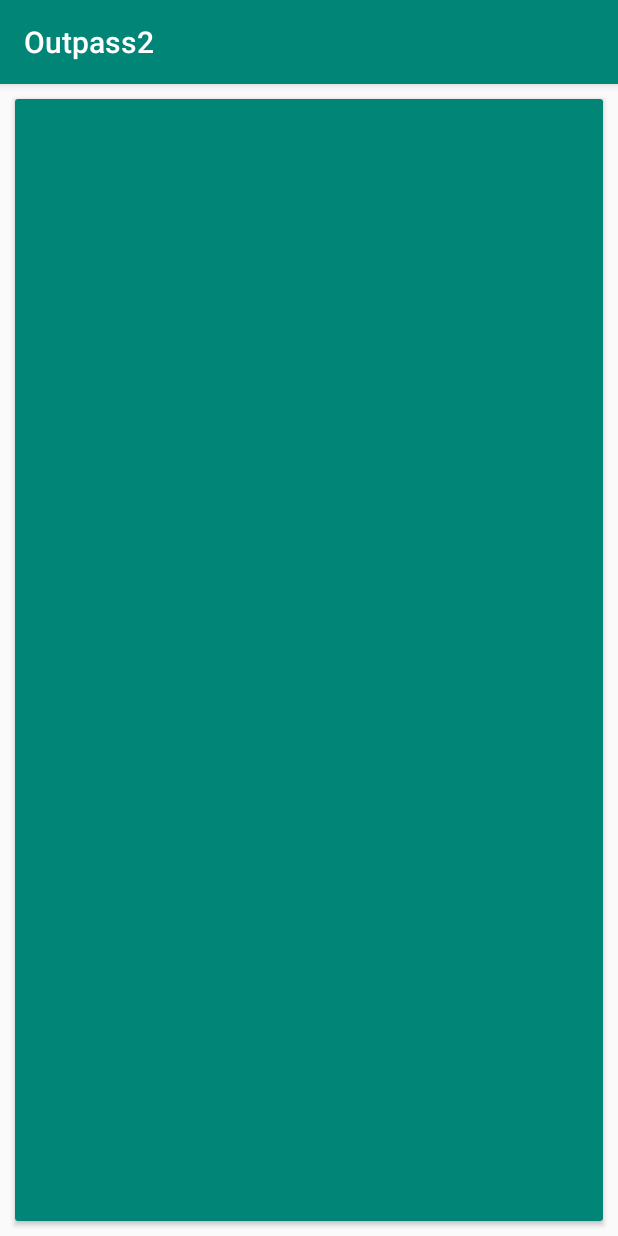
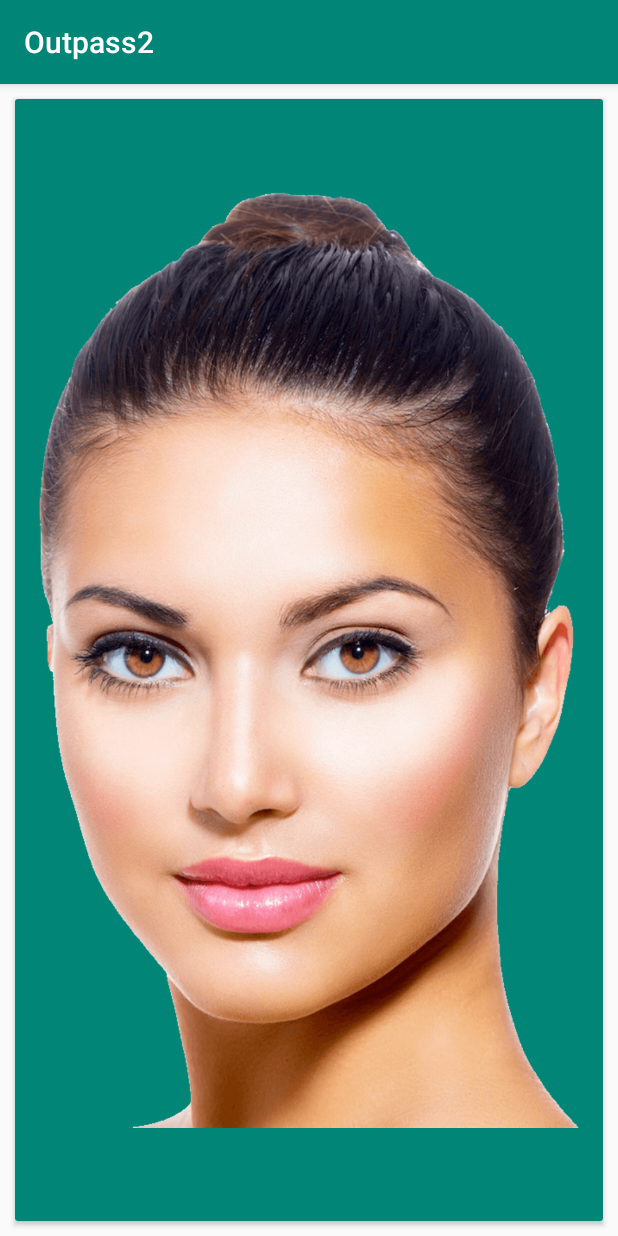
Before and after one commit to BabesGotByte/Outpass2, an Android app: the photo screen opened directly, with no data from a screen before it, on a phone screen of 412 x 824 dp. Run offline under Robolectric (Android 15) with nearby library versions, the light colour scheme and no system bars.

Commit message:
camera features added

```diff
--- a/app/src/main/AndroidManifest.xml
+++ b/app/src/main/AndroidManifest.xml
@@ -1,6 +1,8 @@
 <?xml version="1.0" encoding="utf-8"?>
 <manifest xmlns:android="http://schemas.android.com/apk/res/android"
     package="com.example.outpass2">
+
+    <uses-permission android:name="android.permission.WRITE_EXTERNAL_STORAGE" />
 
     <application
         android:allowBackup="true"
--- a/app/src/main/java/com/example/outpass2/photo.java
+++ b/app/src/main/java/com/example/outpass2/photo.java
@@ -1,13 +1,70 @@
 package com.example.outpass2;
 
+import android.content.Intent;
+import android.graphics.Bitmap;
+import android.os.Environment;
+import android.provider.MediaStore;
+import android.support.annotation.Nullable;
 import android.support.v7.app.AppCompatActivity;
 import android.os.Bundle;
+import android.widget.ImageView;
+
+import java.io.File;
+import java.io.IOException;
+import java.text.SimpleDateFormat;
+import java.util.ArrayList;
+import java.util.Date;
 
 public class photo extends AppCompatActivity {
+
+    ArrayList<File> photos=new ArrayList<>();
+    File photoFile = null;
+    String currentPhotoPath;
+    ImageView i1;
+
+    private File createImageFile() throws IOException {
+        // Create an image file name
+        String timeStamp = new SimpleDateFormat("yyyyMMdd_HHmmss").format(new Date());
+        String imageFileName = "JPEG_" + timeStamp + "_";
+        File storageDir = getExternalFilesDir(Environment.DIRECTORY_PICTURES);
+        File image = File.createTempFile(
+                imageFileName,  /* prefix */
+                ".jpg",         /* suffix */
+                storageDir      /* directory */
+        );
+
+        // Save a file: path for use with ACTION_VIEW intents
+        currentPhotoPath = image.getAbsolutePath();
+        return image;
+    }
 
     @Override
     protected void onCreate(Bundle savedInstanceState) {
         super.onCreate(savedInstanceState);
         setContentView(R.layout.activity_photo);
+
+        for(int i=0;i<3;i++){
+            Intent intent = new Intent(MediaStore.ACTION_IMAGE_CAPTURE);
+            startActivityForResult(intent, 0);
+
+            if (intent.resolveActivity(getPackageManager()) != null) {
+                try {
+                    photoFile = createImageFile();
+                    photos.add(photoFile);
+
+                }
+                catch (IOException ex) {
+
+                }
+            }
+        }
+
+
+//        protected void onActivityResult(int requestCode, int resultCode, @Nullable Intent data){
+//            super.onActivityResult(requestCode, resultCode, data);
+//            Bitmap bitmap = (Bitmap) data.getExtras().get("data");
+//            //imageview.setImageBitmap(bitmap);
+//        }
+
     }
 }
--- a/app/src/main/res/layout/activity_photo.xml
+++ b/app/src/main/res/layout/activity_photo.xml
@@ -21,7 +21,10 @@
             android:orientation="vertical"
             android:padding="@dimen/activity_horizontal_margin">
 
-
+        <ImageView
+            android:layout_width="match_parent"
+            android:layout_height="match_parent"
+            android:src="@drawable/f"/>
 
         </LinearLayout>
     </android.support.v7.widget.CardView>
```
Also changed, not shown: app/src/main/res/drawable/f.png (added).
